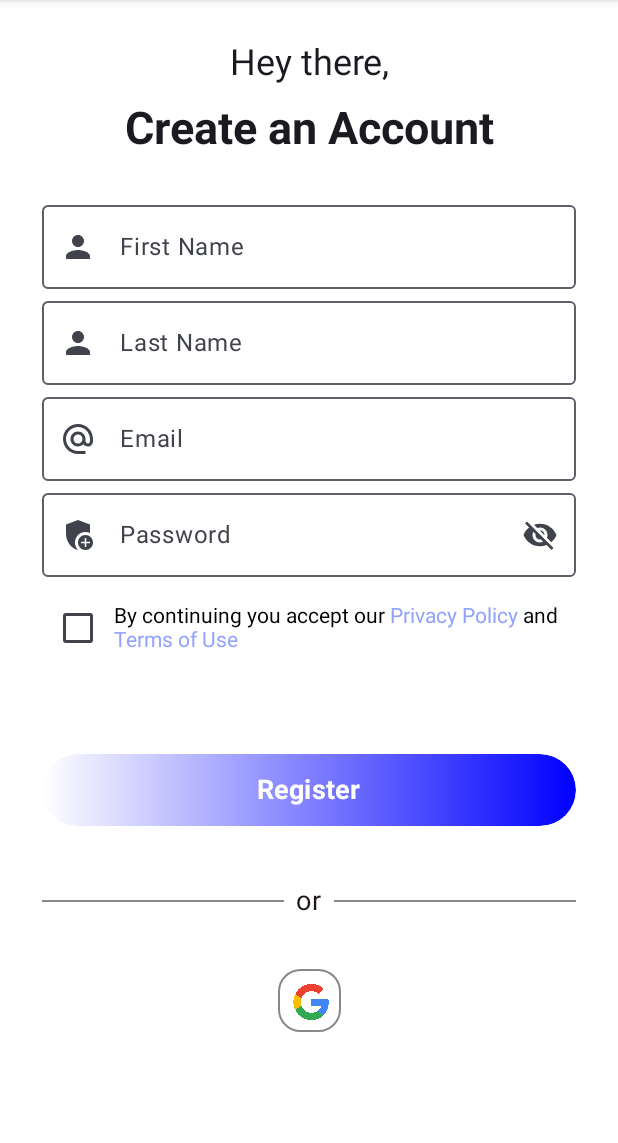
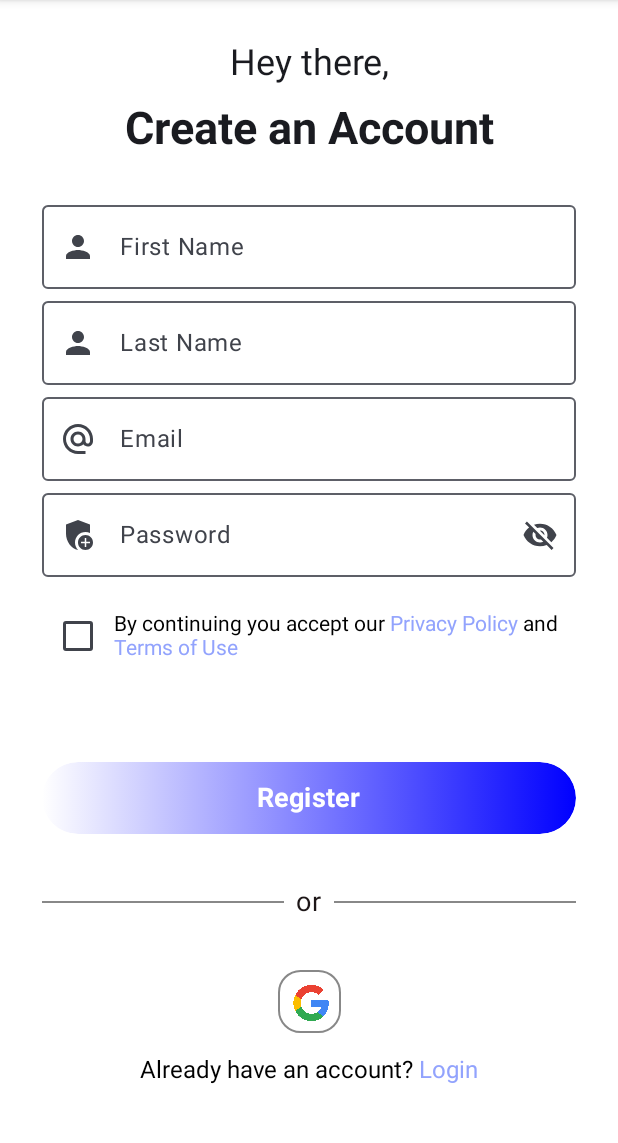
Before and after one commit to nasuh-unal/DuoSwipe, an Android app built with Jetpack Compose: the screen it shows after launch (MainActivity), on a phone screen of 412 x 824 dp, the part 84-1227 px from its top. Run offline under Robolectric (Android 15) with nearby library versions, the phone set to English and light mode, and no system bars; our stand-ins replace Dagger/Hilt's generated code, Firebase (no records; nobody signed in at launch, a user with empty details on screens opened directly); 1 statement that could not run was skipped.

Commit message:
- Login screen developments continued. - Unnecessary imports deleted. - TermsAndConditionsScreen complated - LoginOrSignUpText component complated

```diff
--- a/app/src/main/java/com/example/duoswipe/ui/component/ButtonComponent.kt
+++ b/app/src/main/java/com/example/duoswipe/ui/component/ButtonComponent.kt
@@ -49,7 +49,7 @@ fun ButtonComponent(value: String) {
 
 @Preview
 @Composable
-fun preButtonComponent(){
+fun PreButtonComponent(){
     val nasuh="nasuh"
     ButtonComponent(nasuh)
 }
--- a/app/src/main/java/com/example/duoswipe/ui/component/CheckBox.kt
+++ b/app/src/main/java/com/example/duoswipe/ui/component/CheckBox.kt
@@ -1,20 +1,18 @@
 package com.example.duoswipe.ui.component
 
 import androidx.compose.material3.Checkbox
-import android.widget.CheckBox
 import androidx.compose.foundation.layout.Row
 import androidx.compose.foundation.layout.fillMaxWidth
 import androidx.compose.foundation.layout.heightIn
-import androidx.compose.foundation.layout.padding
 import androidx.compose.runtime.Composable
 import androidx.compose.runtime.mutableStateOf
 import androidx.compose.runtime.remember
 import androidx.compose.ui.Alignment
 import androidx.compose.ui.Modifier
-import androidx.compose.ui.unit.dp
+import androidx.compose.ui.tooling.preview.Preview
 
 @Composable
-fun CheckBoxComponent(value: String) {
+fun CheckBoxComponent(value: String, onTextSelected: (String) -> Unit) {
     Row(
         modifier = Modifier
             .fillMaxWidth()
@@ -29,6 +27,12 @@ fun CheckBoxComponent(value: String) {
             onCheckedChange = {
                 checkedState.value != checkedState.value
             })
-        ClickableText(value = value)
+        ClickableTextComponent(value = value, onTextSelected)
     }
 }
+
+@Preview
+@Composable
+fun preCheck() {
+    CheckBoxComponent("Metin",{})
+}
--- a/app/src/main/java/com/example/duoswipe/ui/component/ClickableText.kt
+++ b/app/src/main/java/com/example/duoswipe/ui/component/ClickableText.kt
@@ -5,15 +5,17 @@ import androidx.compose.runtime.Composable
 import androidx.compose.ui.text.SpanStyle
 import androidx.compose.ui.text.buildAnnotatedString
 import androidx.compose.ui.text.withStyle
+import androidx.compose.ui.tooling.preview.Preview
 import com.example.duoswipe.ui.theme.Primary
 
 @Composable
-fun ClickableText(value: String) {
+fun ClickableTextComponent(value: String, onTextSelected: (String) -> Unit) {
     val initialText = "By continuing you accept our "
     val privacyPolicyText = "Privacy Policy "
     val andText = "and "
     val termsAndConditionsText = "Terms of Use"
 
+    // -Altı çizili stringi oluşturuyoruz
     val annotatedString = buildAnnotatedString {
         append(initialText)
         withStyle(style = SpanStyle(color = Primary)) {
@@ -26,10 +28,22 @@ fun ClickableText(value: String) {
             append(termsAndConditionsText)
         }
     }
+
+    // -Listens to the clicked text
     androidx.compose.foundation.text.ClickableText(text = annotatedString, onClick = { offset ->
         annotatedString.getStringAnnotations(offset, offset)
             .firstOrNull()?.also { span ->
                 Log.d("ClickableTextComponent,", "{$span}")
+
+                if (span.item == termsAndConditionsText) {
+
+                }
             }
     })
 }
+
+@Preview
+@Composable
+fun PreClickableText() {
+    ClickableTextComponent("false",{})
+}
--- a/app/src/main/java/com/example/duoswipe/ui/component/HeadingText.kt
+++ b/app/src/main/java/com/example/duoswipe/ui/component/HeadingText.kt
@@ -5,12 +5,10 @@ import androidx.compose.foundation.layout.heightIn
 import androidx.compose.material3.Text
 import androidx.compose.runtime.Composable
 import androidx.compose.ui.Modifier
-import androidx.compose.ui.res.colorResource
 import androidx.compose.ui.text.TextStyle
 import androidx.compose.ui.text.font.FontStyle
 import androidx.compose.ui.text.font.FontWeight
 import androidx.compose.ui.text.style.TextAlign
-import androidx.compose.ui.unit.dp
 import androidx.compose.ui.unit.sp
 
 @Composable
--- /dev/null
+++ b/app/src/main/java/com/example/duoswipe/ui/component/LoginOrSignUpText.kt
@@ -0,0 +1,64 @@
+package com.example.duoswipe.ui.component
+
+import android.util.Log
+import androidx.compose.foundation.layout.fillMaxWidth
+import androidx.compose.foundation.layout.heightIn
+import androidx.compose.foundation.text.ClickableText
+import androidx.compose.runtime.Composable
+import androidx.compose.ui.Modifier
+import androidx.compose.ui.text.SpanStyle
+import androidx.compose.ui.text.TextStyle
+import androidx.compose.ui.text.buildAnnotatedString
+import androidx.compose.ui.text.font.FontStyle
+import androidx.compose.ui.text.font.FontWeight
+import androidx.compose.ui.text.style.TextAlign
+import androidx.compose.ui.text.withStyle
+import androidx.compose.ui.tooling.preview.Preview
+import androidx.compose.ui.unit.dp
+import androidx.compose.ui.unit.sp
+import com.example.duoswipe.ui.theme.Primary
+
+@Composable
+fun ClickableLoginOrSignUpTextComponent(tryingToLogin: Boolean = true, onTextSelected: (String) -> Unit) {
+    val initialText =
+        if (tryingToLogin) "Already have an account? " else "Don’t have an account yet? "
+    val loginText = if (tryingToLogin) "Login" else "Register"
+
+    val annotatedString = buildAnnotatedString {
+        append(initialText)
+        withStyle(style = SpanStyle(color = Primary)) {
+            pushStringAnnotation(tag = loginText, annotation = loginText)
+            append(loginText)
+        }
+    }
+
+    ClickableText(
+        modifier = Modifier
+            .fillMaxWidth()
+            .heightIn(min = 40.dp),
+        style = TextStyle(
+            fontSize = 16.sp,
+            fontWeight = FontWeight.Normal,
+            fontStyle = FontStyle.Normal,
+            textAlign = TextAlign.Center
+        ),
+        text = annotatedString,
+        onClick = { offset ->
+
+            annotatedString.getStringAnnotations(offset, offset).firstOrNull()?.also { span ->
+                    Log.d("ClickableTextComponent", "{${span.item}}")
+
+                    if (span.item == loginText) {
+                        onTextSelected(span.item)
+                    }
+                }
+
+        },
+    )
+}
+
+@Preview
+@Composable
+fun PreClickableLoginTextComponent() {
+    ClickableLoginOrSignUpTextComponent(false, {})
+}
--- a/app/src/main/java/com/example/duoswipe/ui/component/PasswordTextField.kt
+++ b/app/src/main/java/com/example/duoswipe/ui/component/PasswordTextField.kt
@@ -17,6 +17,7 @@ import androidx.compose.runtime.setValue
 import androidx.compose.ui.Modifier
 import androidx.compose.ui.graphics.painter.Painter
 import androidx.compose.ui.res.stringResource
+import androidx.compose.ui.text.input.ImeAction
 import androidx.compose.ui.text.input.KeyboardType
 import androidx.compose.ui.text.input.PasswordVisualTransformation
 import androidx.compose.ui.text.input.VisualTransformation
@@ -35,7 +36,9 @@ fun PasswordTextField(labelValue: String, painterResource: Painter) {
     OutlinedTextField(
         modifier = Modifier.fillMaxWidth(),
         label = { Text(text = labelValue) },
-        keyboardOptions = KeyboardOptions(keyboardType = KeyboardType.Password),
+        keyboardOptions = KeyboardOptions(keyboardType = KeyboardType.Password, imeAction = ImeAction.Done),
+        singleLine = true,
+        maxLines = 1,
         value = password,
         onValueChange = { password = it },
         leadingIcon = {
--- a/app/src/main/java/com/example/duoswipe/ui/component/TextField.kt
+++ b/app/src/main/java/com/example/duoswipe/ui/component/TextField.kt
@@ -1,12 +1,13 @@
 package com.example.duoswipe.ui.component
 
-import androidx.compose.foundation.layout.fillMaxSize
+import androidx.compose.foundation.border
 import androidx.compose.foundation.layout.fillMaxWidth
 import androidx.compose.foundation.text.KeyboardOptions
+import androidx.compose.material3.ExperimentalMaterial3Api
 import androidx.compose.material3.Icon
+import androidx.compose.material3.MaterialTheme
 import androidx.compose.material3.OutlinedTextField
 import androidx.compose.material3.Text
-import androidx.compose.material3.TextFieldColors
 import androidx.compose.material3.TextFieldDefaults
 import androidx.compose.runtime.Composable
 import androidx.compose.runtime.getValue
@@ -14,12 +15,17 @@ import androidx.compose.runtime.mutableStateOf
 import androidx.compose.runtime.remember
 import androidx.compose.runtime.setValue
 import androidx.compose.ui.Modifier
+import androidx.compose.ui.graphics.Color
 import androidx.compose.ui.graphics.painter.Painter
 import androidx.compose.ui.res.painterResource
+import androidx.compose.ui.text.input.ImeAction
 import androidx.compose.ui.tooling.preview.Preview
+import androidx.compose.ui.unit.dp
 import com.example.duoswipe.R
+import com.example.duoswipe.ui.theme.BgColor
 import com.example.duoswipe.ui.theme.Primary
 
+@OptIn(ExperimentalMaterial3Api::class)
 @Composable
 fun TextField(labelValue: String, painterResource: Painter) {
     var textValue by remember {
@@ -29,7 +35,7 @@ fun TextField(labelValue: String, painterResource: Painter) {
     OutlinedTextField(
         modifier = Modifier.fillMaxWidth(),
         label = { Text(text = labelValue) },
-        keyboardOptions = KeyboardOptions.Default,
+        keyboardOptions = KeyboardOptions(imeAction = ImeAction.Next),
         maxLines = 1,
         singleLine = true,
         value = textValue,
@@ -45,6 +51,6 @@ fun TextField(labelValue: String, painterResource: Painter) {
 
 @Preview
 @Composable
-fun prevTextField(){
+fun PrevTextField() {
     TextField("nasuh", painterResource(id = R.drawable.baseline_alternate_email_24))
 }
--- a/app/src/main/java/com/example/duoswipe/ui/main/MainActivity.kt
+++ b/app/src/main/java/com/example/duoswipe/ui/main/MainActivity.kt
@@ -9,8 +9,8 @@ import androidx.compose.runtime.collectAsState
 import androidx.core.splashscreen.SplashScreen.Companion.installSplashScreen
 import androidx.navigation.compose.rememberNavController
 import com.example.duoswipe.data.model.DataProvider
+import com.example.duoswipe.ui.login.LoginScreen
 import com.example.duoswipe.ui.signUp.AuthViewModel
-import com.example.duoswipe.ui.signUp.RegisterScreen
 import com.example.duoswipe.ui.signUp.SignUpScreen
 import com.example.duoswipe.ui.theme.DuoSwipeTheme
 import dagger.hilt.android.AndroidEntryPoint
--- a/app/src/main/java/com/example/duoswipe/ui/profile/ProfileScreen.kt
+++ b/app/src/main/java/com/example/duoswipe/ui/profile/ProfileScreen.kt
@@ -89,7 +89,7 @@ fun ProfileScreen(
             ) {
                 if (authState == AuthState.SignedIn) {
                     Text(
-                        DataProvider.user?.displayName?: "Name Placeholder",
+                        DataProvider.user?.displayName ?: "Name Placeholder",
                         fontWeight = FontWeight.Bold
                     )
                     Text(DataProvider.user?.email ?: "Email Placeholder")
--- a/app/src/main/java/com/example/duoswipe/ui/signUp/SignUpScreen.kt
+++ b/app/src/main/java/com/example/duoswipe/ui/signUp/SignUpScreen.kt
@@ -2,7 +2,6 @@ package com.example.duoswipe.ui.signUp
 
 import androidx.compose.foundation.background
 import androidx.compose.foundation.layout.Arrangement
-import androidx.compose.foundation.layout.Box
 import androidx.compose.foundation.layout.Column
 import androidx.compose.foundation.layout.Row
 import androidx.compose.foundation.layout.Spacer
@@ -12,7 +11,6 @@ import androidx.compose.foundation.layout.height
 import androidx.compose.foundation.layout.padding
 import androidx.compose.material3.Surface
 import androidx.compose.runtime.Composable
-import androidx.compose.ui.Alignment
 import androidx.compose.ui.Modifier
 import androidx.compose.ui.graphics.Color
 import androidx.compose.ui.res.painterResource
@@ -20,9 +18,9 @@ import androidx.compose.ui.res.stringResource
 import androidx.compose.ui.tooling.preview.Preview
 import androidx.compose.ui.unit.dp
 import com.example.duoswipe.R
-import com.example.duoswipe.ui.CommonGoogleButton
 import com.example.duoswipe.ui.component.ButtonComponent
 import com.example.duoswipe.ui.component.CheckBoxComponent
+import com.example.duoswipe.ui.component.ClickableLoginOrSignUpTextComponent
 import com.example.duoswipe.ui.component.DividerTextComponent
 import com.example.duoswipe.ui.component.GoogleButtonComponent
 import com.example.duoswipe.ui.component.HeadingText
@@ -58,11 +56,11 @@ fun SignUpScreen() {
                 labelValue = stringResource(id = R.string.password),
                 painterResource(id = R.drawable.sharp_add_moderator_24)
             )
-            Spacer(modifier = Modifier.height(10.dp))
-            CheckBoxComponent(stringResource(id = R.string.terms_and_conditions))
+            Spacer(modifier = Modifier.height(15.dp))
+            CheckBoxComponent(stringResource(id = R.string.terms_and_conditions),{})
             Spacer(modifier = Modifier.height(60.dp))
             ButtonComponent(value = stringResource(id = R.string.register))
-            Spacer(modifier = Modifier.height(30.dp))
+            Spacer(modifier = Modifier.height(25.dp))
             DividerTextComponent()
             Spacer(modifier = Modifier.height(25.dp))
             Row(
@@ -71,6 +69,8 @@ fun SignUpScreen() {
             ) {
                 GoogleButtonComponent()
             }
+            Spacer(modifier = Modifier.height(15.dp))
+            ClickableLoginOrSignUpTextComponent (true,{})
         }
     }
 }
--- a/app/src/main/res/values/strings.xml
+++ b/app/src/main/res/values/strings.xml
@@ -11,6 +11,8 @@
     <string name="hide_password">Hide Password</string>
     <string name="show_password">Show Password</string>
     <string name="terms_and_conditions">By contiuning you accept our  Privacy Policy and Terms of Use</string>
+    <string name="terms_and_conditions_heading">Terms of Use</string>
+    <string name="forgot_password">Forgot your password</string>
     <string name="register">Register</string>
     <string name="login">Login</string>
     <string name="or">or</string>
```
Also changed, not shown: app/src/main/java/com/example/duoswipe/ui/component/GoogleButtonComponent.kt (+1 -9 lines), app/src/main/java/com/example/duoswipe/ui/component/UnderLineComponent.kt (added, +41 -0 lines), app/src/main/java/com/example/duoswipe/ui/login/LoginScreen.kt (+52 -85 lines), app/src/main/java/com/example/duoswipe/ui/privacyandterms/TermsAndConditionsScreen.kt (added, +32 -0 lines).
